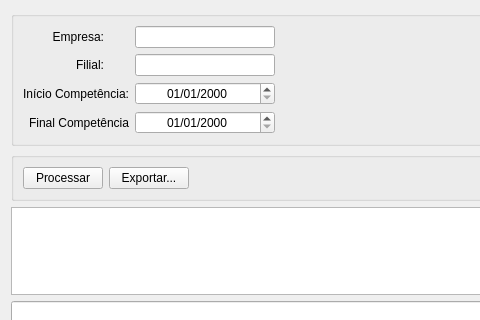
fallomermo/SeverinoToolKit, file planodecontas.ui: the form before one commit; both pictures show x 0 to 480 and y 0 to 320 of the 690 by 416 pixel window.
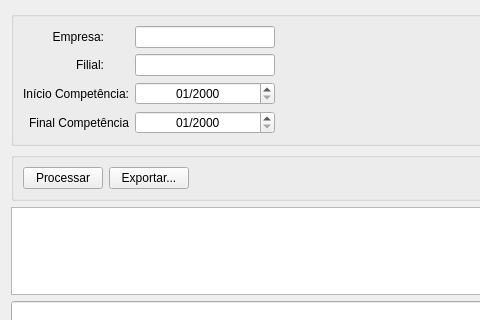
The form after the commit. Icons and pictures are not drawn.

The edit to the form file:
```diff
--- a/planodecontas.ui
+++ b/planodecontas.ui
@@ -177,7 +177,7 @@
          <bool>true</bool>
         </property>
         <property name="displayFormat">
-         <string>dd/MM/yyyy</string>
+         <string>MM/yyyy</string>
         </property>
        </widget>
       </item>
@@ -196,7 +196,7 @@
          <bool>true</bool>
         </property>
         <property name="displayFormat">
-         <string>dd/MM/yyyy</string>
+         <string>MM/yyyy</string>
         </property>
        </widget>
       </item>
```
